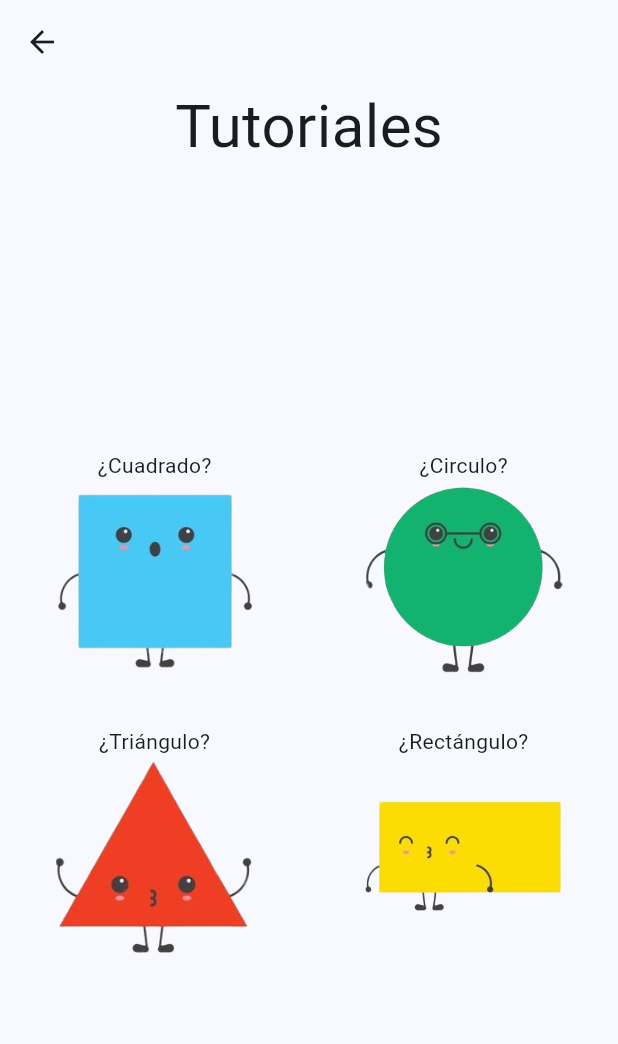
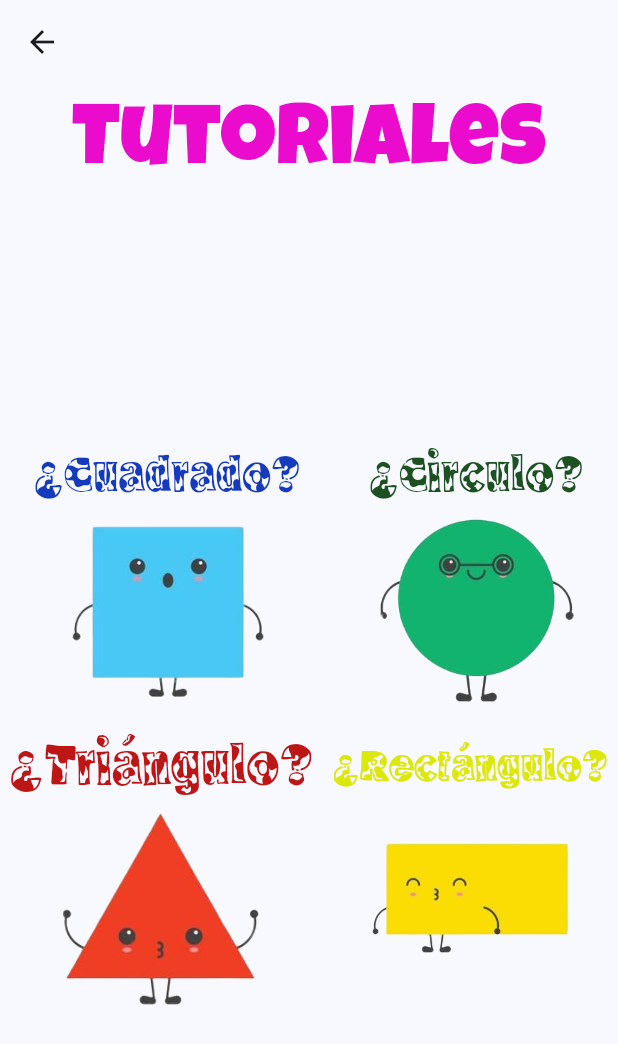
Before and after one commit to Alexander-Guacan/14906_figuras_geometricas, a Flutter app: the screen it shows after launch, after a tap on "Tutorial", on a phone screen of 412 x 824 dp. Shown: the top 1044 px of the screen. Run offline on Flutter 3.47's test engine with Material 3 defaults, Android fonts, the phone set to English and light mode, and no system bars; our stand-ins replace flick_video_player, video_player.

Commit message:
Cambios de diseños

```diff
--- a/lib/enums/shapes.dart
+++ b/lib/enums/shapes.dart
@@ -1 +1 @@
-enum Shapes { square, triangle, circle, rectangle }
+enum Shapes { square, triangle, circle, rectangle, Circle1, triangle1, square1, rectangle1 }
--- a/lib/pages/home_page.dart
+++ b/lib/pages/home_page.dart
@@ -10,22 +10,29 @@ class HomePage extends StatelessWidget {
   Widget build(BuildContext context) {
     return Scaffold(
       appBar: AppBar(),
-        body: SizedBox(
+      body: Container(
         width: double.infinity,
+        decoration: const BoxDecoration(
+          image: DecorationImage(
+              image: AssetImage('assets/img/fondo7.jpg'), fit: BoxFit.cover),
+        ),
         child: Column(
           mainAxisAlignment: MainAxisAlignment.spaceAround,
           crossAxisAlignment: CrossAxisAlignment.center,
           children: [
-              Text(
-                "Figuras geométriCas".toUpperCase(),
-                style: const TextStyle(fontSize: 40),
+            const Text(
+              "FIGURAS GEOMÉTRICAS",
+              style: TextStyle(
+                  fontSize: 60,
+                  fontFamily: "Anton",
+                  color: Color.fromARGB(255, 190, 26, 215)),
               textAlign: TextAlign.center,
             ),
             Column(
               children: [
                 SimpleButton(text: "Jugar", onPressed: () {}),
                 const SizedBox(
-                    height: 24,
+                  height: 30,
                 ),
                 SimpleButton(
                   text: "Tutorial",
@@ -37,21 +44,22 @@ class HomePage extends StatelessWidget {
               mainAxisAlignment: MainAxisAlignment.spaceEvenly,
               children: [
                 GeometricCharacter(
-                    character: Shapes.square,
+                  character: Shapes.square1,
                 ),
                 GeometricCharacter(
-                    character: Shapes.rectangle,
+                  character: Shapes.rectangle1,
                 ),
                 GeometricCharacter(
-                    character: Shapes.circle,
+                  character: Shapes.triangle1,
                 ),
                 GeometricCharacter(
-                    character: Shapes.triangle,
+                  character: Shapes.Circle1,
                 ),
               ],
             )
           ],
         ),
-        ));
+      ),
+    );
   }
 }
--- a/lib/pages/tutorial_page.dart
+++ b/lib/pages/tutorial_page.dart
@@ -22,7 +22,10 @@ class _TutorialPageState extends State<TutorialPage> {
         children: [
           const Text(
             "Tutoriales",
-            style: TextStyle(fontSize: 40),
+            style: TextStyle(
+                fontSize: 58,
+                color: Color.fromARGB(255, 235, 11, 205),
+                fontFamily: "LuckiestGuy"),
           ),
           Column(
             children: [
@@ -31,41 +34,60 @@ class _TutorialPageState extends State<TutorialPage> {
                 children: [
                   Column(
                     children: [
-                      const Text("¿Cuadrado?"),
+                      const Text(
+                        "¿Cuadrado?",
+                        style: TextStyle(
+                          fontSize: 35,
+                          fontFamily: "MooLahLah",
+                          color: Color.fromARGB(255, 22, 58, 188),
+                        ),
+                      ),
                       GestureDetector(
                         onTap: () => setState(() {
                           _video = selectVideo(Shapes.square);
                         }),
                         child: GeometricCharacter(
                           character: Shapes.square,
-                          width: 132,
+                          width: 130,
                         ),
                       ),
                     ],
                   ),
                   Column(
                     children: [
-                      const Text("¿Circulo?"),
+                      const Text(
+                        "¿Circulo?",
+                        style: TextStyle(
+                          fontSize: 35,
+                          fontFamily: "MooLahLah",
+                          color: Color.fromARGB(255, 30, 81, 33),
+                        ),
+                      ),
                       GestureDetector(
                         onTap: () => setState(() {
                           _video = selectVideo(Shapes.circle);
                         }),
                         child: GeometricCharacter(
                           character: Shapes.circle,
-                          width: 132,
+                          width: 130,
                         ),
                       ),
                     ],
                   ),
                 ],
               ),
-              const SizedBox(height: 32),
+              const SizedBox(height: 10),
               Row(
                 mainAxisAlignment: MainAxisAlignment.spaceAround,
                 children: [
                   Column(
                     children: [
-                      const Text("¿Triángulo?"),
+                      const Text("¿Triángulo?",
+                          style: TextStyle(
+                            fontSize: 40,
+                            fontFamily: "MooLahLah",
+                            color: Color.fromARGB(255, 188, 22, 22),
+                          )),
                       GestureDetector(
                         onTap: () => setState(() {
                           _video = selectVideo(Shapes.triangle);
@@ -79,7 +101,12 @@ class _TutorialPageState extends State<TutorialPage> {
                   ),
                   Column(
                     children: [
-                      const Text("¿Rectángulo?"),
+                      const Text("¿Rectángulo?",
+                          style: TextStyle(
+                            fontSize: 31,
+                            fontFamily: "MooLahLah",
+                            color: Color.fromARGB(255, 220, 231, 12),
+                          )),
                       GestureDetector(
                         onTap: () => setState(() {
                           _video = selectVideo(Shapes.rectangle);
--- a/lib/widgets/geometric_character.dart
+++ b/lib/widgets/geometric_character.dart
@@ -8,20 +8,37 @@ class GeometricCharacter extends StatelessWidget {
 
   GeometricCharacter(
       {super.key, required Shapes character, double? width, double? height})
-      : _width = width ?? 80.0, _height = height ?? width {
+      : _width = width ?? 80.0,
+        _height = height ?? width {
     const String imgPath = "assets/img/characters/";
 
     switch (character) {
+      case Shapes.Circle1:
+        _shapePath = "${imgPath}circle1-character.png";
+        break;
+
       case Shapes.circle:
         _shapePath = "${imgPath}circle-character.png";
+        break;
+
+      case Shapes.triangle1:
+        _shapePath = "${imgPath}triangle1-character.png";
         break;
 
       case Shapes.triangle:
         _shapePath = "${imgPath}triangle-character.png";
         break;
 
+      case Shapes.square1:
+        _shapePath = "${imgPath}square1-character.png";
+        break;
+
       case Shapes.square:
         _shapePath = "${imgPath}square-character.png";
+        break;
+
+      case Shapes.rectangle1:
+        _shapePath = "${imgPath}rectangle1-character.png";
         break;
 
       case Shapes.rectangle:
--- a/lib/widgets/simple_button.dart
+++ b/lib/widgets/simple_button.dart
@@ -1,27 +1,32 @@
 import 'package:flutter/material.dart';
 
 class SimpleButton extends ElevatedButton {
-  SimpleButton({
-    super.key,
-    required super.onPressed,
-    required String text,
-    double fontSize = 24.0,
-    Color? backgroundColor,
-    double verticalPadding = 20.0,
-    double horizontalPadding = 48.0,
-    double radius = 20.0
-  }) : super(
+  SimpleButton(
+      {super.key,
+      required super.onPressed,
+      required String text,
+      double fontSize = 24.0,
+      Color? backgroundColor = const Color.fromARGB(217, 96, 216, 237),
+      double verticalPadding = 20.0,
+      double horizontalPadding = 48.0,
+      double radius = 20.0})
+      : super(
           child: Text(
             text,
-            style: TextStyle(fontSize: fontSize),
+            style: TextStyle(
+                fontSize: fontSize,
+                color: Colors.red,
+                fontFamily: "LuckiestGuy"),
           ),
           style: ButtonStyle(
             backgroundColor: MaterialStatePropertyAll(backgroundColor),
             padding: MaterialStatePropertyAll<EdgeInsets?>(
-              EdgeInsets.symmetric(vertical: verticalPadding, horizontal: horizontalPadding),
+              EdgeInsets.symmetric(
+                  vertical: verticalPadding, horizontal: horizontalPadding),
             ),
             shape: MaterialStatePropertyAll(
-              RoundedRectangleBorder(borderRadius: BorderRadius.circular(radius)),
+              RoundedRectangleBorder(
+                  borderRadius: BorderRadius.circular(radius)),
             ),
           ),
         );
```
Also changed, not shown: pubspec.yaml (+14 -1 lines), assets/img/characters/circle1-character.png (added), assets/img/characters/rectangle1-character.png (added), assets/img/characters/square1-character.png (added), assets/img/characters/triangle1-character.png (added), assets/img/fondo2.jpg (added), assets/img/fondo7.jpg (added), fonts/Anton-Regular.ttf (added), fonts/Courgette-Regular.ttf (added), fonts/LuckiestGuy-Regular.ttf (added), fonts/MooLahLah-Regular.ttf (added). Lines whose indentation alone changed are shown as unchanged.
